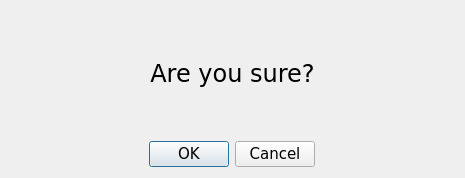
This is confirmdelete.ui in jonahmajumder/flash as Qt 5 draws it before an edit. The edited form follows.
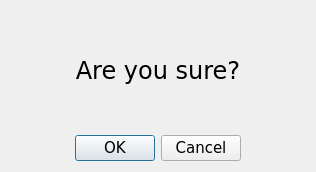
This is the edited form.

```diff
--- a/confirmdelete.ui
+++ b/confirmdelete.ui
@@ -6,8 +6,8 @@
    <rect>
     <x>0</x>
     <y>0</y>
-    <width>465</width>
-    <height>178</height>
+    <width>316</width>
+    <height>172</height>
    </rect>
   </property>
   <property name="windowTitle">
```
